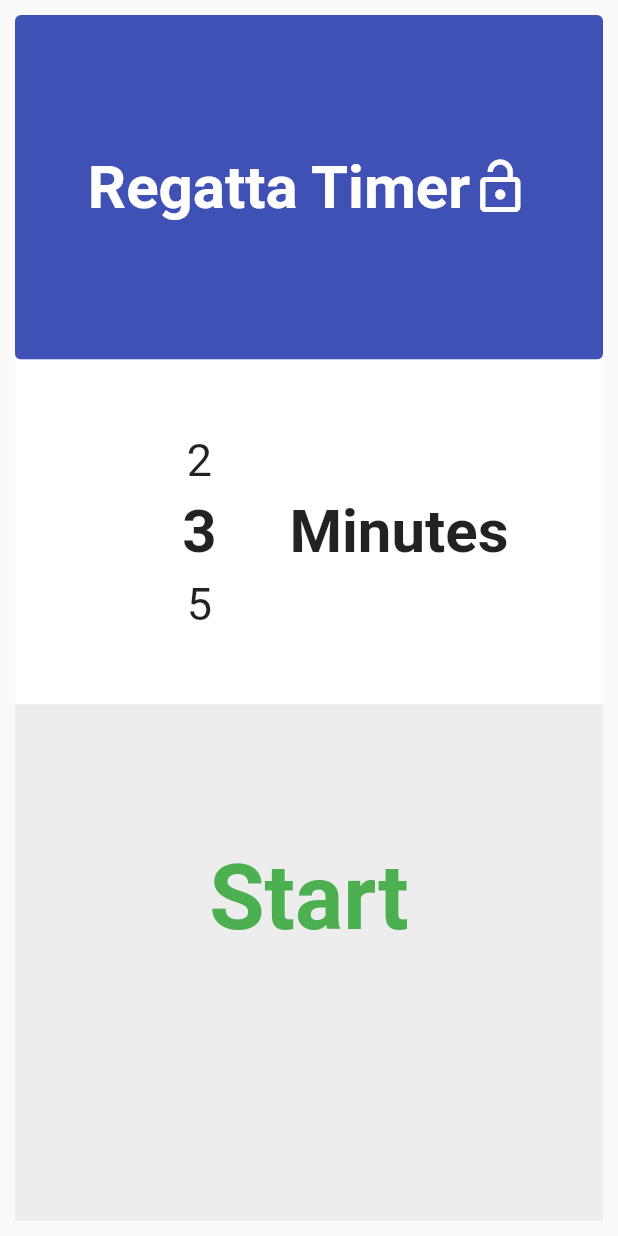
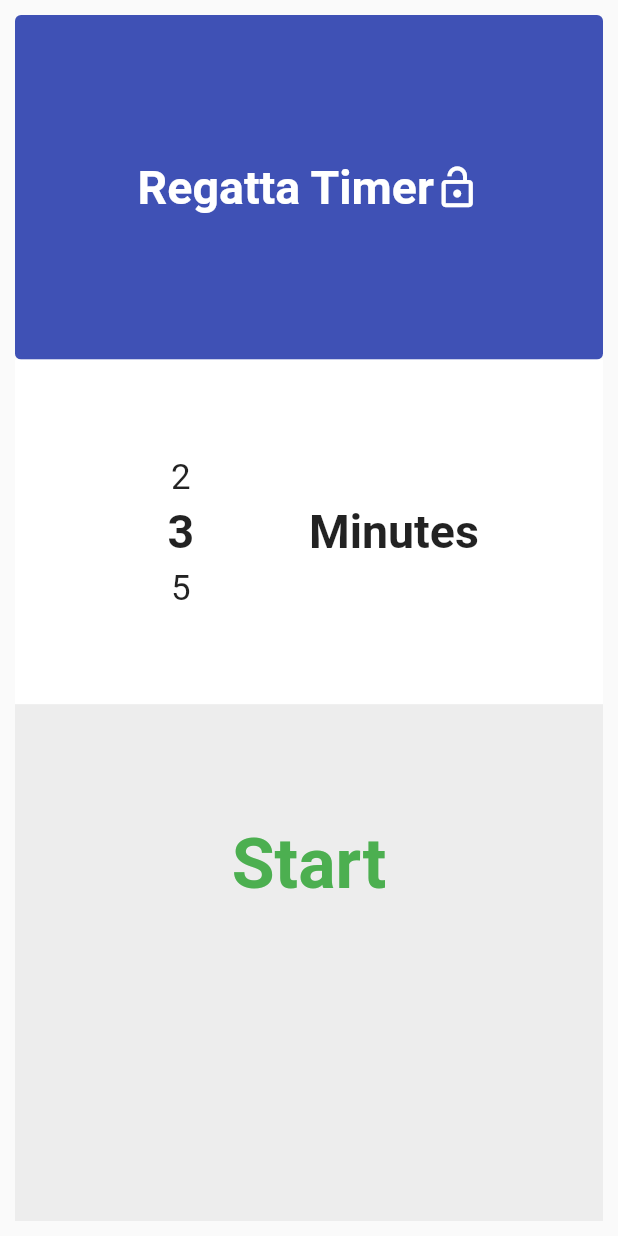
Before and after one commit to masus04/regatta-timer, a Flutter app: the screen it shows after launch, on a phone screen of 412 x 824 dp. Run offline on Flutter 3.47's test engine with Material 2 defaults, Android fonts, the phone set to English and light mode, and no system bars; drawn by our look-alikes of auto_size_text, numberpicker; our stand-ins replace flutter_hooks, hooks_riverpod, vibration, wakelock.

Commit message:
Attempted to fix font sizes using MediaQuery ratio

```diff
--- a/lib/constants.dart
+++ b/lib/constants.dart
@@ -1,10 +1,4 @@
 // All constants for the Regatta Timer app
-
-// Font sizes for different screen types
-class TextSize {
-  static const double watch = 15;
-  static const double other = 40;
-}
 
 // Possible start times in minutes
 const startTimeOptions = [1, 2, 3, 5, 10, 15, 20, 30, 45, 60];
--- a/lib/views/providers/_providers.dart
+++ b/lib/views/providers/_providers.dart
@@ -1,4 +1,3 @@
-import 'package:flutter/cupertino.dart';
 import 'package:hooks_riverpod/hooks_riverpod.dart';
 import 'dart:io' show Platform;
 
--- a/lib/views/providers/timer_provider.dart
+++ b/lib/views/providers/timer_provider.dart
@@ -4,8 +4,6 @@ import 'dart:async';
 import 'package:hooks_riverpod/hooks_riverpod.dart';
 import 'package:vibration/vibration.dart';
 import 'package:wakelock/wakelock.dart';
-
-import '_providers.dart';
 
 final startTimerProvider = StateNotifierProvider<SyncedTimerNotifier, Duration>(
   (ref) {
--- a/lib/views/set_timer_view.dart
+++ b/lib/views/set_timer_view.dart
@@ -1,3 +1,4 @@
+import 'package:auto_size_text/auto_size_text.dart';
 import 'package:flutter/cupertino.dart';
 import 'package:flutter/material.dart';
 import 'package:flutter_hooks/flutter_hooks.dart';
@@ -63,34 +64,37 @@ class _TimeSelector extends HookWidget {
   @override
   Widget build(BuildContext context) {
     final selectedTimeIndexProvider = useProvider(startTimeOptionIndexProvider);
-
-    final isWatch = useProvider(isWatchProvider);
-    final textSize = isWatch ? TextSize.watch : TextSize.other;
+    final fontSize = (MediaQuery.of(context).size.width / 13).floorToDouble();
 
     return Row(
       mainAxisAlignment: MainAxisAlignment.center,
       crossAxisAlignment: CrossAxisAlignment.center,
       children: [
-        NumberPicker(
+        Expanded(
+          child: NumberPicker(
             minValue: 0,
             maxValue: startTimeOptions.length - 1,
             value: selectedTimeIndexProvider.state,
             onChanged: (selected) {
               selectedTimeIndexProvider.state = selected;
             },
-          textStyle: TextStyle(fontSize: textSize * 0.75),
+            textStyle: TextStyle(fontSize: fontSize * 0.75),
             selectedTextStyle: TextStyle(
-            fontSize: textSize,
+              fontSize: fontSize,
               fontWeight: FontWeight.bold,
             ),
             textMapper: (number) => '${startTimeOptions[int.parse(number)]}',
-          itemHeight: textSize * 1.2,
-          itemWidth: 3 * textSize,
+            itemHeight: fontSize * 1.2,
+            itemWidth: 3 * fontSize,
             itemCount: 3,
           ),
-        Text(
+        ),
+        Expanded(
+          child: AutoSizeText(
             'Minutes',
-          style: TextStyle(fontSize: textSize, fontWeight: FontWeight.bold),
+            maxLines: 1,
+            style: TextStyle(fontSize: fontSize, fontWeight: FontWeight.bold),
+          ),
         ),
       ],
     );
--- a/lib/views/timer_view.dart
+++ b/lib/views/timer_view.dart
@@ -3,6 +3,7 @@ import 'package:flutter_hooks/flutter_hooks.dart';
 import 'package:hooks_riverpod/hooks_riverpod.dart';
 import 'package:regatta_timer/views/providers/_providers.dart';
 import 'package:regatta_timer/views/widgets/_widgets.dart';
+import 'package:auto_size_text/auto_size_text.dart';
 
 import '../constants.dart';
 import 'providers/page_provider.dart';
@@ -12,7 +13,7 @@ class TimerView extends HookWidget {
 
   @override
   Widget build(BuildContext context) {
-    final isWatch = useProvider(isWatchProvider);
+    final fontSize = (MediaQuery.of(context).size.width / 13).floorToDouble();
 
     final pagesNotifier = useProvider(pageNotifierProvider.notifier);
 
@@ -40,14 +41,16 @@ class TimerView extends HookWidget {
           style: TextButton.styleFrom(
             primary: Colors.white,
             backgroundColor: Colors.red,
-            shape: const RoundedRectangleBorder(borderRadius: BorderRadius.zero),
+            shape:
+                const RoundedRectangleBorder(borderRadius: BorderRadius.zero),
           ),
-          child: Text(
+          child: AutoSizeText(
             'Reset',
+            maxLines: 1,
             style: TextStyle(
-                color: Colors.white,
-                fontSize:
-                    isWatch ? TextSize.watch * 0.75 : TextSize.other * 0.75),
+              fontSize: fontSize * 0.75,
+              color: Colors.white,
+            ),
           ),
           onPressed: () {
             pagesNotifier.removeLast();
@@ -87,16 +90,18 @@ class _RaceTimerText extends HookWidget {
 
   @override
   Widget build(BuildContext context) {
-    final isWatch = useProvider(isWatchProvider);
+    final fontSize = (MediaQuery.of(context).size.width / 13).floorToDouble() * 2;
 
-    return Text(
+    return AutoSizeText(
       _formatDuration(time),
+      maxLines: 1,
       style: TextStyle(
-          fontSize: isWatch ? TextSize.watch * 2 : TextSize.other * 2.5,
-          // color: time.isNegative ? Colors.red : Colors.green,
-          fontWeight: FontWeight.bold,
-          color: Colors.black87,
-          letterSpacing: 2),
+        fontSize: fontSize,
+        // color: time.isNegative ? Colors.red : Colors.green,
+        fontWeight: FontWeight.bold,
+        color: Colors.black87,
+        letterSpacing: 2,
+      ),
     );
   }
 }
--- a/lib/views/widgets/timer_layout.dart
+++ b/lib/views/widgets/timer_layout.dart
@@ -1,3 +1,4 @@
+import 'package:auto_size_text/auto_size_text.dart';
 import 'package:flutter/material.dart';
 import 'package:flutter_hooks/flutter_hooks.dart';
 import 'package:hooks_riverpod/hooks_riverpod.dart';
@@ -76,7 +77,7 @@ class _LayoutHeader extends HookWidget {
   @override
   Widget build(BuildContext context) {
     final isWatch = useProvider(isWatchProvider);
-    final textSize = isWatch ? TextSize.watch : TextSize.other;
+    final fontSize = (MediaQuery.of(context).size.width / 13).floorToDouble();
 
     final lockProvider = useProvider(appLockProvider);
 
@@ -90,18 +91,20 @@ class _LayoutHeader extends HookWidget {
           mainAxisAlignment: MainAxisAlignment.center,
           crossAxisAlignment: CrossAxisAlignment.center,
           children: [
-            Text(
+            AutoSizeText(
               title,
+              textAlign: TextAlign.center,
+              maxLines: 1,
               style: TextStyle(
                 color: Colors.white,
                 fontWeight: FontWeight.bold,
-                fontSize: textSize,
+                fontSize: fontSize,
               ),
             ),
             Icon(
               lockProvider.state ? Icons.lock : Icons.lock_open_outlined,
               color: Colors.white,
-              size: textSize,
+              size: fontSize,
             ),
           ]),
       onPressed: _onLockPressed,
@@ -126,35 +129,45 @@ class TimerButton extends HookWidget {
 
   @override
   Widget build(BuildContext context) {
-    final isWatch = useProvider(isWatchProvider);
+    final fontSize =
+        (MediaQuery.of(context).size.width / 13).floorToDouble() * 1.5;
 
     return Column(
       crossAxisAlignment: CrossAxisAlignment.stretch,
       children: [
         Expanded(
-          flex: 2,
+          flex: 3,
           child: TextButton(
             child: Column(
+              mainAxisAlignment: MainAxisAlignment.center,
               children: [
-                const Spacer(),
-                Text(
-                  text,
-                  style: TextStyle(
-                    color: textColor ?? Theme.of(context).primaryColor,
-                    fontWeight: FontWeight.bold,
-                    fontSize: isWatch ? TextSize.watch *1.25 : TextSize.other *1.5,
+                Expanded(
+                  flex: 3,
+                  child: Column(
+                    mainAxisAlignment: MainAxisAlignment.center,
+                    children: [
+                      AutoSizeText(
+                        text,
+                        maxLines: 1,
+                        style: TextStyle(
+                          color: textColor ?? Theme.of(context).primaryColor,
+                          fontWeight: FontWeight.bold,
+                          fontSize: fontSize,
+                        ),
+                      ),
+                    ],
                   ),
                 ),
-                Spacer(
-                  flex: secondaryButton == null ? 2 : 1,
-                ),
+                Expanded(
+                    flex: secondaryButton == null ? 2 : 0,
+                    child: const SizedBox.shrink())
               ],
             ),
             onPressed: onPressed,
           ),
         ),
         Expanded(
-          flex: secondaryButton == null ? 0 : 1,
+          flex: secondaryButton == null ? 0 : 2,
           child: secondaryButton ?? const SizedBox.shrink(),
         ),
       ],
--- a/pubspec.yaml
+++ b/pubspec.yaml
@@ -15,7 +15,7 @@ publish_to: 'none' # Remove this line if you wish to publish to pub.dev
 # In iOS, build-name is used as CFBundleShortVersionString while build-number used as CFBundleVersion.
 # Read more about iOS versioning at
 # https://developer.apple.com/library/archive/documentation/General/Reference/InfoPlistKeyReference/Articles/CoreFoundationKeys.html
-version: 1.0.8+8
+version: 1.0.9+9
 
 environment:
   sdk: ">=2.13.0 <3.0.0"
@@ -30,6 +30,7 @@ dependencies:
   wakelock: ^0.5.2
   vibration: ^1.7.4-nullsafety.0
   numberpicker: ^2.1.1
+  auto_size_text: ^3.0.0-nullsafety.0
 
 dev_dependencies:
   flutter_lints: ^1.0.2
```
Also changed, not shown: pubspec.lock. Lines whose indentation alone changed are shown as unchanged.
